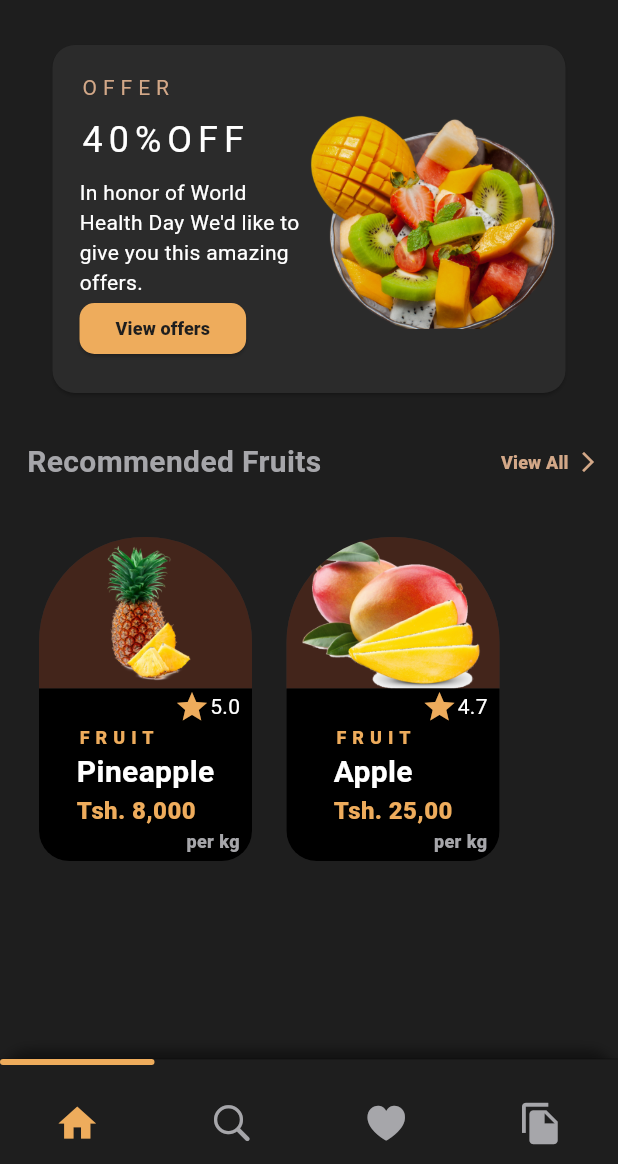
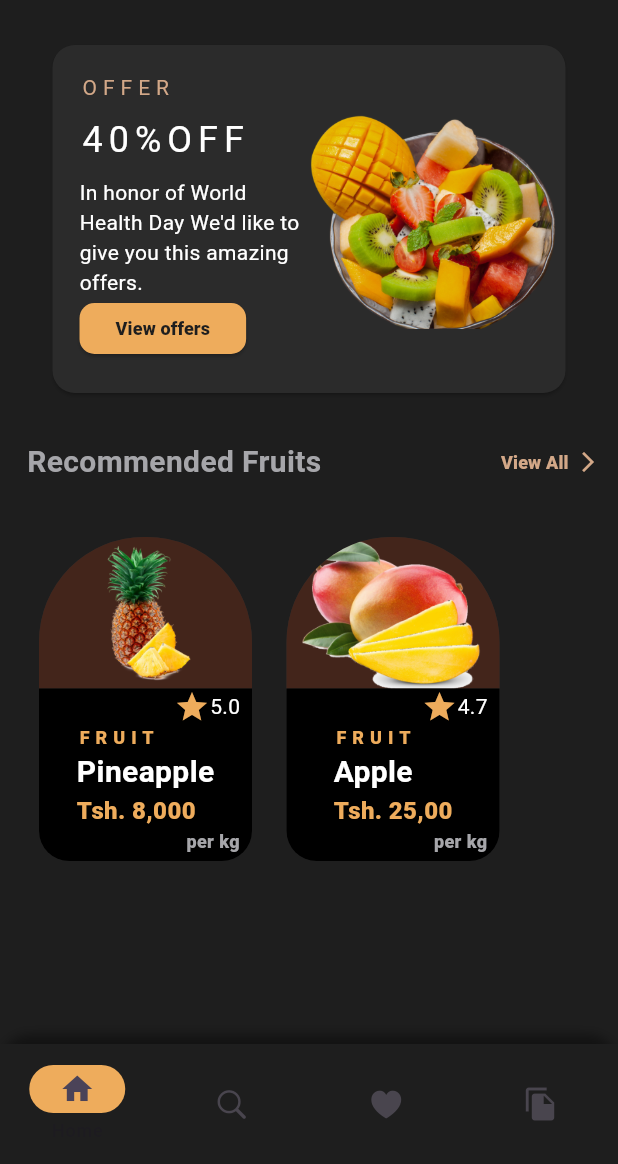
Before and after one commit to tfkcoder/ui_challenge, a Flutter app: the screen it shows after launch, on a phone screen of 412 x 824 dp, the part 72-1236 px from its top. Run offline on Flutter 3.47's test engine with Material 2 defaults, Android fonts, the phone set to English and light mode, and no system bars.

Commit message:
updating home page

```diff
--- a/lib/pages/home_page.dart
+++ b/lib/pages/home_page.dart
@@ -7,13 +7,13 @@ import '../widget/search_screen_widget.dart';
 import '../widget/transaction_screen_widget.dart';
 
 class HomePage extends StatefulWidget {
-  const HomePage({super.key});
+  const HomePage({Key ?key}) : super(key: key);
 
   @override
   State<HomePage> createState() => _HomePageState();
 }
 
-class _HomePageState extends State<HomePage>  with SingleTickerProviderStateMixin {
+class _HomePageState extends State<HomePage> with SingleTickerProviderStateMixin {
   late TabController _tabController;
 
   @override
@@ -43,7 +43,8 @@ class _HomePageState extends State<HomePage>  with SingleTickerProviderStateMixi
             icon: Icon(
               Icons.shopping_bag_outlined,
               color: Styles.textColor,
-                )),
+            ),
+          ),
           const SizedBox(
             width: 8,
           ),
@@ -51,8 +52,7 @@ class _HomePageState extends State<HomePage>  with SingleTickerProviderStateMixi
             margin: const EdgeInsets.only(right: 24.0),
             child: CircleAvatar(
               backgroundColor: Styles.btnColor,
-                backgroundImage: const AssetImage(
-                    "assets/images/profile.png"),
+              backgroundImage: const AssetImage("assets/images/profile.png"),
             ),
           )
         ],
@@ -62,7 +62,7 @@ class _HomePageState extends State<HomePage>  with SingleTickerProviderStateMixi
               icon: Icon(
                 Icons.menu,
                 color: Styles.textColor,
-                ), // Set your custom drawer icon here
+              ),
               onPressed: () {
                 Scaffold.of(context).openDrawer();
               },
@@ -75,10 +75,8 @@ class _HomePageState extends State<HomePage>  with SingleTickerProviderStateMixi
         width: MediaQuery.of(context).size.width * 0.8,
       ),
       body: TabBarView(
-
         controller: _tabController,
-
-        children:const <Widget>[
+        children: const <Widget>[
           HomeScreenWidget(),
           SearchScreenWidget(),
           FavouriteScreenWidget(),
@@ -86,7 +84,6 @@ class _HomePageState extends State<HomePage>  with SingleTickerProviderStateMixi
         ],
       ),
       bottomNavigationBar: _buildBottomNavigationBar(),
-
     );
   }
 
@@ -100,70 +97,41 @@ class _HomePageState extends State<HomePage>  with SingleTickerProviderStateMixi
             blurRadius: 6,
             offset: const Offset(0, -6),
           ),
-
         ],
-       borderRadius:  BorderRadius.only(
+        borderRadius: const BorderRadius.only(
           topLeft: Radius.circular(20),
           topRight: Radius.circular(20),
         ),
       ),
-      child: Stack(
-        alignment: Alignment.bottomCenter,
-        children: [
-          CupertinoTabBar(
-            currentIndex: _tabController.index,
+      child: NavigationBar(
         backgroundColor: Styles.darkColor,
-            height: 70,
-            activeColor: Styles.btnColor,
-            inactiveColor: Styles.unselectedColor,
-            onTap: _onTabTapped,
-            items: const <BottomNavigationBarItem>[
-              BottomNavigationBarItem(
-                icon: Padding(
-                  padding: EdgeInsets.only(top: 28),
-                  child: Icon(Icons.home),
+        indicatorColor: Styles.btnColor, // Set the indicator color here
+        selectedIndex: _tabController.index,
+        onDestinationSelected: (int index) {
+          setState(() {
+            _tabController.animateTo(index);
+          });
+        },
+        labelBehavior: NavigationDestinationLabelBehavior.onlyShowSelected,
+        destinations: const [
+          NavigationDestination(
+            icon: Icon(Icons.home),
+            label: 'Home',
           ),
-                label: '',
+          NavigationDestination(
+            icon: Icon(CupertinoIcons.search),
+            label: 'Search',
           ),
-              BottomNavigationBarItem(
-                icon: Padding(
-                  padding: EdgeInsets.only(top: 28),
-                  child: Icon(CupertinoIcons.search),
+          NavigationDestination(
+            icon: Icon(CupertinoIcons.heart_fill),
+            label: 'Favorites',
           ),
-                label: '',
-              ),
-              BottomNavigationBarItem(
-                icon: Padding(
-                  padding: EdgeInsets.only(top: 28),
-                  child: Icon(CupertinoIcons.heart_fill),
-                ),
-                label: '',
-              ),
-              BottomNavigationBarItem(
-                icon: Padding(
-                  padding: EdgeInsets.only(top: 28),
-                  child: Icon(Icons.file_copy),
-                ),
-                label: '',
+          NavigationDestination(
+            icon: Icon(Icons.file_copy),
+            label: 'Transactions',
           ),
         ],
       ),
-          AnimatedPositioned(
-            top: 0,
-            left: _tabController.index * (MediaQuery.of(context).size.width / 4),
-            duration:const Duration(milliseconds: 200),
-            child: Container(
-              width: MediaQuery.of(context).size.width / 4,
-              height: 4,
-              decoration: BoxDecoration(
-                color: Styles.btnColor,
-                borderRadius: BorderRadius.circular(2),
-              ),
-            ),
-          ),
-        ],
-      )
     );
   }
-
 }
```
Lines whose indentation alone changed are shown as unchanged.
